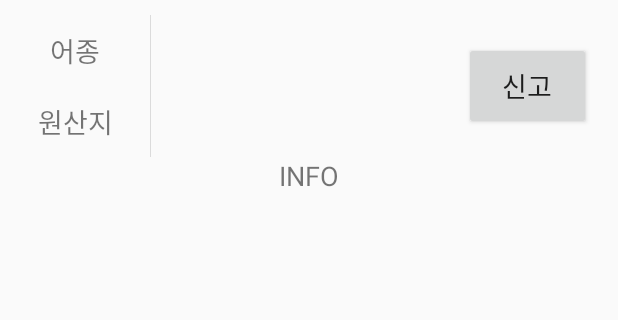
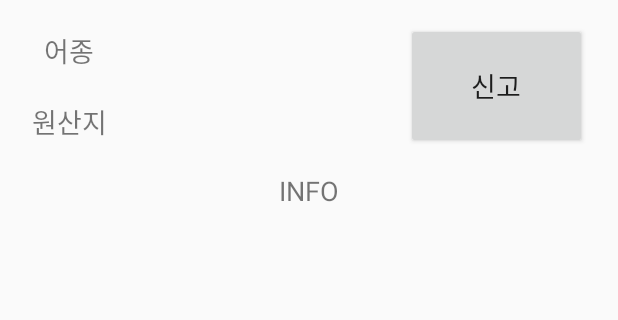
Before and after one commit to whoelse9405/FishFlow2, an Android app: the ResultActivity screen opened directly, with no data from a screen before it, on a phone screen of 412 x 824 dp, the part 90-410 px from its top. Run offline under Robolectric (Android 15) with nearby library versions, the phone set to English and light mode, and no system bars; 2 statements that could not run were skipped.

```diff
--- a/app/src/main/res/layout/activity_help.xml
+++ b/app/src/main/res/layout/activity_help.xml
@@ -10,9 +10,9 @@
         android:id="@+id/imageView"
         android:layout_width="match_parent"
         android:layout_height="match_parent"
-        app:srcCompat="@android:color/darker_gray"
         android:adjustViewBounds="true"
-        android:background="@android:color/transparent"/>
+        android:background="@android:color/transparent"
+        app:srcCompat="@android:color/darker_gray" />
 
     <ImageButton
         android:id="@+id/exitButton"
--- a/app/src/main/res/layout/activity_result.xml
+++ b/app/src/main/res/layout/activity_result.xml
@@ -73,34 +73,41 @@
             <LinearLayout
                 android:layout_width="match_parent"
                 android:layout_height="wrap_content"
+                android:layout_marginLeft="15dp"
+                android:layout_marginTop="10dp"
+                android:layout_marginRight="15dp"
                 android:layout_marginBottom="10dp"
-                android:layout_marginTop="10dp"
                 android:layout_weight="1"
                 android:orientation="vertical">
 
                 <LinearLayout
                     android:layout_width="match_parent"
                     android:layout_height="wrap_content"
-                    android:orientation="horizontal">
+                    android:gravity="center"
+                    android:orientation="horizontal"
+                    android:weightSum="7">
 
                     <LinearLayout
                         android:layout_width="291dp"
                         android:layout_height="match_parent"
+                        android:layout_weight="1"
                         android:orientation="vertical">
 
                         <LinearLayout
                             android:layout_width="match_parent"
                             android:layout_height="match_parent"
                             android:layout_weight="1"
-                            android:orientation="horizontal">
+                            android:orientation="horizontal"
+                            android:weightSum="4">
 
                             <TextView
                                 android:id="@+id/speciesTitle"
-                                android:layout_width="100dp"
-                                android:layout_height="wrap_content"
+                                android:layout_width="match_parent"
+                                android:layout_height="match_parent"
+                                android:layout_weight="3"
                                 android:gravity="center"
+                                android:paddingTop="10dp"
                                 android:paddingBottom="10dp"
-                                android:paddingTop="10dp"
                                 android:text="어종"
                                 android:textSize="18sp" />
 
@@ -114,9 +121,9 @@
                             <TextView
                                 android:id="@+id/species"
                                 android:layout_width="match_parent"
-                                android:layout_height="wrap_content"
-                                android:layout_weight="100"
-                                android:gravity="center"
+                                android:layout_height="match_parent"
+                                android:layout_weight="1"
+                                android:gravity="center_horizontal|center"
                                 android:paddingTop="10dp"
                                 android:paddingBottom="10dp"
                                 android:textSize="18sp" />
@@ -126,15 +133,17 @@
                             android:layout_width="match_parent"
                             android:layout_height="match_parent"
                             android:layout_weight="1"
-                            android:orientation="horizontal">
+                            android:orientation="horizontal"
+                            android:weightSum="4">
 
                             <TextView
                                 android:id="@+id/originTitle"
-                                android:layout_width="100dp"
-                                android:layout_height="wrap_content"
+                                android:layout_width="match_parent"
+                                android:layout_height="match_parent"
+                                android:layout_weight="3"
                                 android:gravity="center"
+                                android:paddingTop="10dp"
                                 android:paddingBottom="10dp"
-                                android:paddingTop="10dp"
                                 android:text="원산지"
                                 android:textSize="18sp" />
 
@@ -148,8 +157,8 @@
                             <TextView
                                 android:id="@+id/origin"
                                 android:layout_width="match_parent"
-                                android:layout_height="wrap_content"
-                                android:layout_weight="100"
+                                android:layout_height="match_parent"
+                                android:layout_weight="1"
                                 android:gravity="center"
                                 android:paddingTop="10dp"
                                 android:paddingBottom="10dp"
@@ -162,7 +171,8 @@
                         android:id="@+id/reportButton"
                         android:layout_width="match_parent"
                         android:layout_height="match_parent"
-                        android:layout_margin="18dp"
+                        android:layout_margin="5dp"
+                        android:layout_weight="6"
                         android:text="신고"
                         android:textSize="18sp" />
 
@@ -174,6 +184,8 @@
                     android:layout_height="wrap_content"
                     android:layout_weight="1"
                     android:gravity="center"
+                    android:paddingTop="10dp"
+                    android:paddingBottom="10dp"
                     android:text="INFO"
                     android:textSize="18sp" />
 
--- a/app/src/main/res/values/strings.xml
+++ b/app/src/main/res/values/strings.xml
@@ -1,6 +1,7 @@
 <resources>
     <string name="app_name">FishFlow</string>
-    <string name="server_url">http://192.168.132.209/fishflow/</string>
+    <string name="server_url">http://emsys.gonetis.com/fishflow/</string>
+    <!--<string name="server_url">http://192.168.132.209/fishflow/</string>-->
 
 
     <string-array name="report_class">
```
Also changed, not shown: app/src/main/java/com/example/emsys/fishflow/MainActivity.java (+4 -3 lines), app/src/main/java/com/example/emsys/fishflow/SplashActivity.java (+55 -11 lines).
